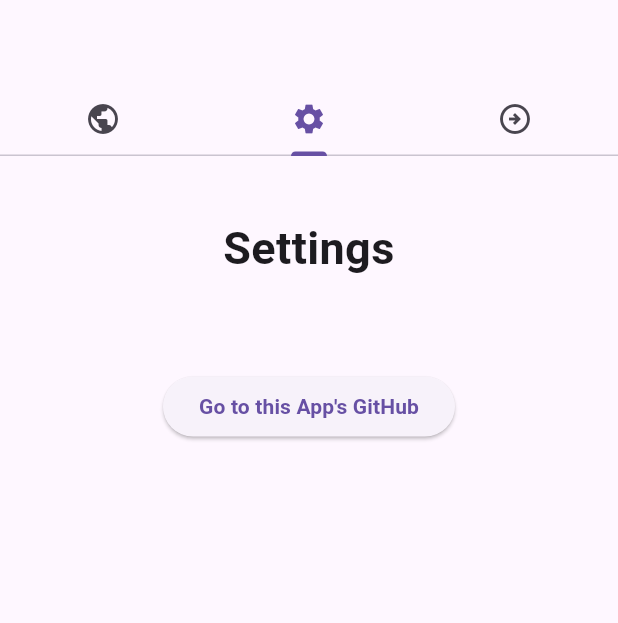
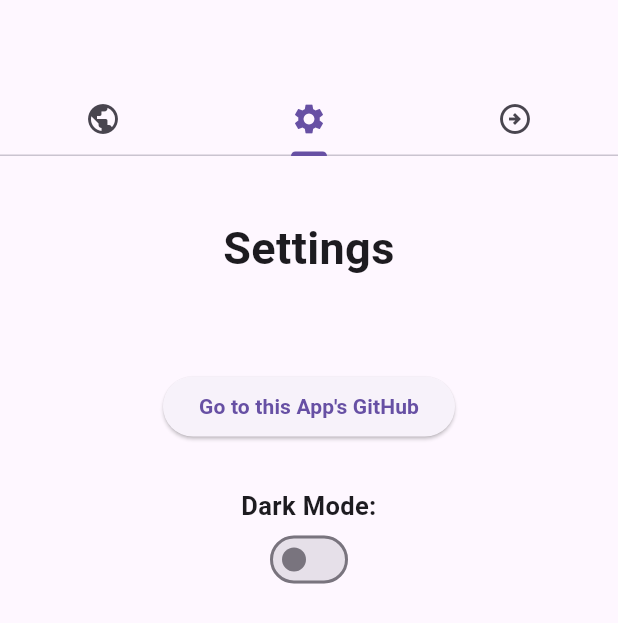
Before and after one commit to malawarecreator/request_pengui, a Flutter app: the screen it shows after launch, tab 2 chosen, on a phone screen of 412 x 824 dp. Shown: the top 623 px of the screen. Run offline on Flutter 3.47's test engine with Material 3 defaults, Android fonts, the phone set to English and light mode, and no system bars; our stand-ins replace google_fonts.

Commit message:
dark mode & new fonts

```diff
--- a/lib/main.dart
+++ b/lib/main.dart
@@ -1,10 +1,11 @@
-import 'dart:io';
 
 import 'package:flutter/material.dart';
 import 'package:http/http.dart' as http;
 import 'package:url_launcher/url_launcher.dart';
 import 'package:web_socket_channel/web_socket_channel.dart';
-import 'package:web_socket_channel/status.dart' as status;
+import 'package:google_fonts/google_fonts.dart';
+
+
 void main() {
   runApp(const MainApp());
 }
@@ -30,6 +31,7 @@ class _MainAppState extends State<MainApp> {
   final _postdatacontroller = TextEditingController();
   final _websocketurlcontroller = TextEditingController();
   final _websocketmessagedatacontroller = TextEditingController();
+  ThemeData theme = ThemeData.light();
   WebSocketChannel? _channel;
 
   final Uri gh_uri = Uri.parse(
@@ -37,6 +39,7 @@ class _MainAppState extends State<MainApp> {
   );
   String output_text = "";
   String websocket_output_text = "";
+  bool switch_val = false;
 
   String? _request_type = "GET";
   @override
@@ -65,6 +68,7 @@ class _MainAppState extends State<MainApp> {
   @override
   Widget build(BuildContext context) {
     return MaterialApp(
+      theme: theme,
       debugShowCheckedModeBanner: false,
       home: DefaultTabController(
         length: 3,
@@ -227,6 +231,7 @@ class _MainAppState extends State<MainApp> {
                               );
                               setState(() {
                                 if (res.statusCode == 200) {
+
                                   output_text = res.body;
                                 } else {
                                   output_text = "Error: ${res.statusCode}";
@@ -254,6 +259,7 @@ class _MainAppState extends State<MainApp> {
                               });
                             } catch (e) {
                               setState(() {
+
                                 output_text = "Error $e";
                               });
                             }
@@ -262,11 +268,16 @@ class _MainAppState extends State<MainApp> {
                       },
                       child: Text("Send Request"),
                     ),
-                    Text(output_text, textAlign: TextAlign.center),
+                    Text(output_text, style: GoogleFonts.sourceCodePro(),)
                   ],
                 ),
               ),
-              Column(
+              SingleChildScrollView(
+
+
+
+                child: Column(
+
                   children: [
                     SizedBox(height: 40),
                     Text(
@@ -287,7 +298,22 @@ class _MainAppState extends State<MainApp> {
                         ),
                       ),
                     ),
+                    SizedBox(height: 30,),
+
+                    Text("Dark Mode:", textAlign: TextAlign.center, style: TextStyle(fontWeight: FontWeight.bold, fontSize: 17),),
+                    Switch(value: switch_val, onChanged: (bool val) {
+                      setState(() {
+
+                        switch_val = !switch_val;
+                        if (switch_val == false) {
+                          theme = ThemeData.light();
+                        } else {
+                          theme = ThemeData.dark();
+                        }
+                      });
+                    })
                   ],
+                ),
               ),
               SingleChildScrollView(
                 child: Column(
@@ -369,7 +395,7 @@ class _MainAppState extends State<MainApp> {
                       },
                     ),
                     SizedBox(height: 20),
-                    Text(websocket_output_text),
+                    Text(websocket_output_text, textAlign: TextAlign.center, style: GoogleFonts.sourceCodePro(),),
 
 
 
--- a/pubspec.yaml
+++ b/pubspec.yaml
@@ -13,6 +13,8 @@ dependencies:
   url_launcher: ^6.1.11
   http: ^1.3.0
   web_socket_channel: ^3.0.2
+  flutter_markdown: ^0.7.6+2
+  google_fonts: ^6.2.1
 
 dev_dependencies:
   flutter_test:
@@ -21,6 +23,7 @@ dev_dependencies:
 
 flutter:
   uses-material-design: true
+
 
 flutter_launcher_icons:
   image_path: "assets/icon/icon.png"
```
Also changed, not shown: pubspec.lock, 1 other file. Lines whose indentation alone changed are shown as unchanged.
